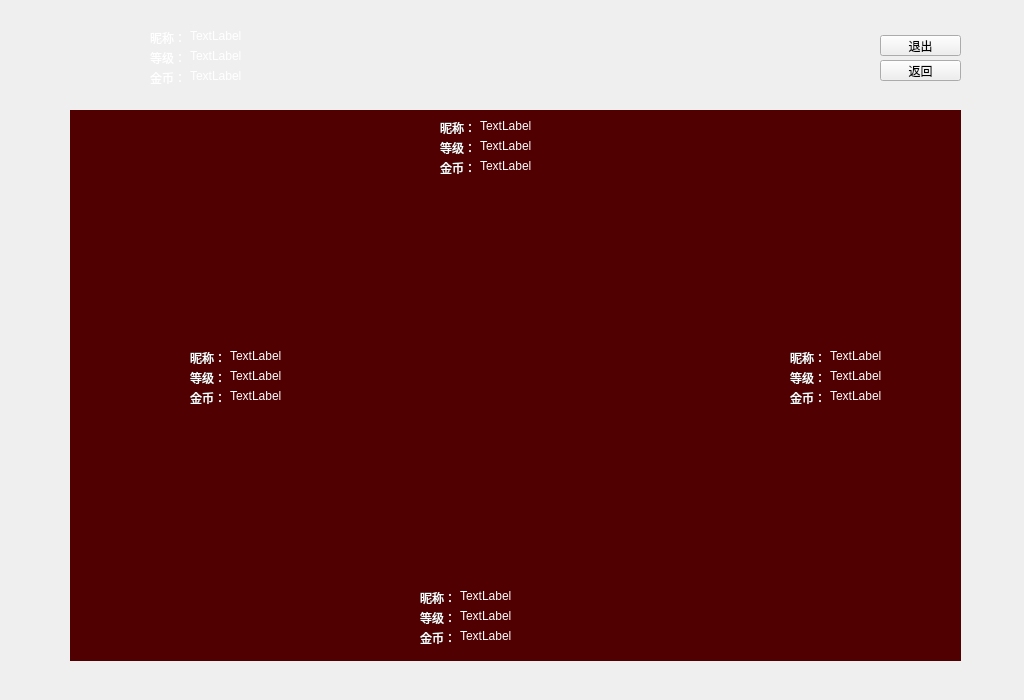
Above: QTProject/Client/zjh.ui from aldenpang/zhajinhua-project before the change. Below: the same form after it.
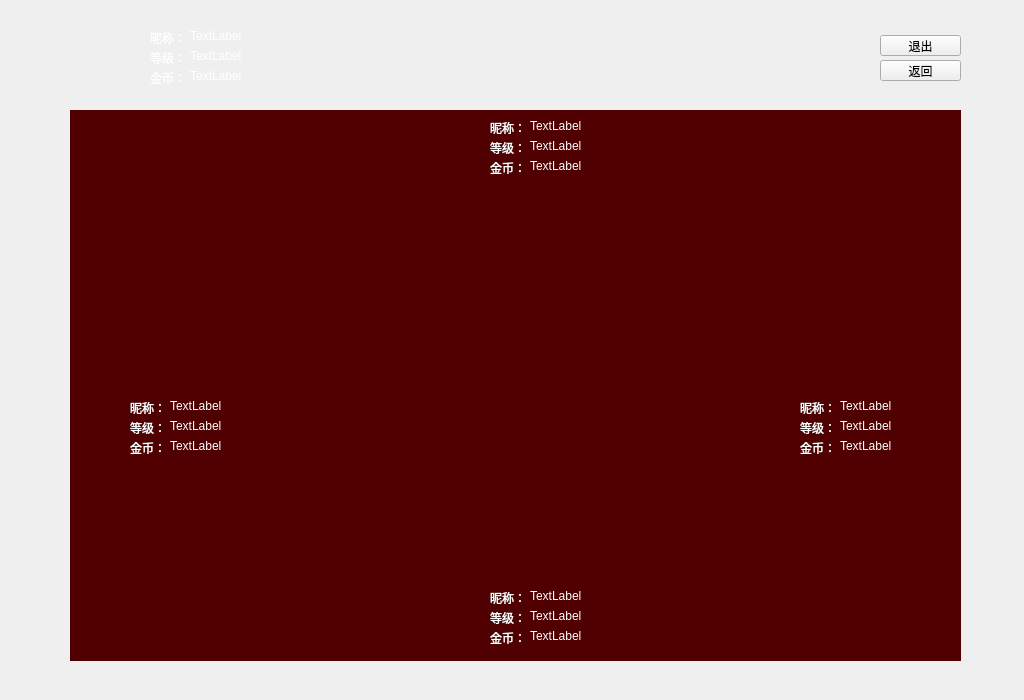
That is the form after the change. Icons and pictures are not drawn.

```diff
--- a/QTProject/Client/zjh.ui
+++ b/QTProject/Client/zjh.ui
@@ -217,7 +217,7 @@
   <widget class="QLabel" name="playerImage_0">
    <property name="geometry">
     <rect>
-     <x>350</x>
+     <x>420</x>
      <y>590</y>
      <width>60</width>
      <height>60</height>
@@ -233,8 +233,8 @@
   <widget class="QLabel" name="playerImage_1">
    <property name="geometry">
     <rect>
-     <x>720</x>
-     <y>350</y>
+     <x>810</x>
+     <y>330</y>
      <width>60</width>
      <height>60</height>
     </rect>
@@ -249,7 +249,7 @@
   <widget class="QLabel" name="playerImage_2">
    <property name="geometry">
     <rect>
-     <x>370</x>
+     <x>420</x>
      <y>120</y>
      <width>60</width>
      <height>60</height>
@@ -265,8 +265,8 @@
   <widget class="QLabel" name="playerImage_3">
    <property name="geometry">
     <rect>
-     <x>120</x>
-     <y>350</y>
+     <x>140</x>
+     <y>330</y>
      <width>60</width>
      <height>60</height>
     </rect>
@@ -281,7 +281,7 @@
   <widget class="QLabel" name="nickName_2">
    <property name="geometry">
     <rect>
-     <x>440</x>
+     <x>490</x>
      <y>120</y>
      <width>31</width>
      <height>16</height>
@@ -294,7 +294,7 @@
   <widget class="QLabel" name="goldCoinText_2">
    <property name="geometry">
     <rect>
-     <x>480</x>
+     <x>530</x>
      <y>160</y>
      <width>54</width>
      <height>12</height>
@@ -307,7 +307,7 @@
   <widget class="QLabel" name="goldCoin_2">
    <property name="geometry">
     <rect>
-     <x>440</x>
+     <x>490</x>
      <y>160</y>
      <width>31</width>
      <height>16</height>
@@ -320,7 +320,7 @@
   <widget class="QLabel" name="nickNameText_2">
    <property name="geometry">
     <rect>
-     <x>480</x>
+     <x>530</x>
      <y>120</y>
      <width>54</width>
      <height>12</height>
@@ -333,7 +333,7 @@
   <widget class="QLabel" name="levelText_2">
    <property name="geometry">
     <rect>
-     <x>480</x>
+     <x>530</x>
      <y>140</y>
      <width>54</width>
      <height>12</height>
@@ -346,7 +346,7 @@
   <widget class="QLabel" name="level_2">
    <property name="geometry">
     <rect>
-     <x>440</x>
+     <x>490</x>
      <y>140</y>
      <width>31</width>
      <height>16</height>
@@ -359,8 +359,8 @@
   <widget class="QLabel" name="goldCoin_1">
    <property name="geometry">
     <rect>
-     <x>790</x>
-     <y>390</y>
+     <x>800</x>
+     <y>440</y>
      <width>31</width>
      <height>16</height>
     </rect>
@@ -372,8 +372,8 @@
   <widget class="QLabel" name="nickName_1">
    <property name="geometry">
     <rect>
-     <x>790</x>
-     <y>350</y>
+     <x>800</x>
+     <y>400</y>
      <width>31</width>
      <height>16</height>
     </rect>
@@ -385,8 +385,8 @@
   <widget class="QLabel" name="level_1">
    <property name="geometry">
     <rect>
-     <x>790</x>
-     <y>370</y>
+     <x>800</x>
+     <y>420</y>
      <width>31</width>
      <height>16</height>
     </rect>
@@ -398,8 +398,8 @@
   <widget class="QLabel" name="nickNameText_1">
    <property name="geometry">
     <rect>
-     <x>830</x>
-     <y>350</y>
+     <x>840</x>
+     <y>400</y>
      <width>54</width>
      <height>12</height>
     </rect>
@@ -411,8 +411,8 @@
   <widget class="QLabel" name="levelText_1">
    <property name="geometry">
     <rect>
-     <x>830</x>
-     <y>370</y>
+     <x>840</x>
+     <y>420</y>
      <width>54</width>
      <height>12</height>
     </rect>
@@ -424,8 +424,8 @@
   <widget class="QLabel" name="goldCoinText_1">
    <property name="geometry">
     <rect>
-     <x>830</x>
-     <y>390</y>
+     <x>840</x>
+     <y>440</y>
      <width>54</width>
      <height>12</height>
     </rect>
@@ -437,8 +437,8 @@
   <widget class="QLabel" name="goldCoin_3">
    <property name="geometry">
     <rect>
-     <x>190</x>
-     <y>390</y>
+     <x>130</x>
+     <y>440</y>
      <width>31</width>
      <height>16</height>
     </rect>
@@ -450,8 +450,8 @@
   <widget class="QLabel" name="nickName_3">
    <property name="geometry">
     <rect>
-     <x>190</x>
-     <y>350</y>
+     <x>130</x>
+     <y>400</y>
      <width>31</width>
      <height>16</height>
     </rect>
@@ -463,8 +463,8 @@
   <widget class="QLabel" name="level_3">
    <property name="geometry">
     <rect>
-     <x>190</x>
-     <y>370</y>
+     <x>130</x>
+     <y>420</y>
      <width>31</width>
      <height>16</height>
     </rect>
@@ -476,8 +476,8 @@
   <widget class="QLabel" name="nickNameText_3">
    <property name="geometry">
     <rect>
-     <x>230</x>
-     <y>350</y>
+     <x>170</x>
+     <y>400</y>
      <width>54</width>
      <height>12</height>
     </rect>
@@ -489,8 +489,8 @@
   <widget class="QLabel" name="levelText_3">
    <property name="geometry">
     <rect>
-     <x>230</x>
-     <y>370</y>
+     <x>170</x>
+     <y>420</y>
      <width>54</width>
      <height>12</height>
     </rect>
@@ -502,8 +502,8 @@
   <widget class="QLabel" name="goldCoinText_3">
    <property name="geometry">
     <rect>
-     <x>230</x>
-     <y>390</y>
+     <x>170</x>
+     <y>440</y>
      <width>54</width>
      <height>12</height>
     </rect>
@@ -515,7 +515,7 @@
   <widget class="QLabel" name="goldCoin_0">
    <property name="geometry">
     <rect>
-     <x>420</x>
+     <x>490</x>
      <y>630</y>
      <width>31</width>
      <height>16</height>
@@ -528,7 +528,7 @@
   <widget class="QLabel" name="nickName_0">
    <property name="geometry">
     <rect>
-     <x>420</x>
+     <x>490</x>
      <y>590</y>
      <width>31</width>
      <height>16</height>
@@ -541,7 +541,7 @@
   <widget class="QLabel" name="level_0">
    <property name="geometry">
     <rect>
-     <x>420</x>
+     <x>490</x>
      <y>610</y>
      <width>31</width>
      <height>16</height>
@@ -554,7 +554,7 @@
   <widget class="QLabel" name="nickNameText_0">
    <property name="geometry">
     <rect>
-     <x>460</x>
+     <x>530</x>
      <y>590</y>
      <width>54</width>
      <height>12</height>
@@ -567,7 +567,7 @@
   <widget class="QLabel" name="levelText_0">
    <property name="geometry">
     <rect>
-     <x>460</x>
+     <x>530</x>
      <y>610</y>
      <width>54</width>
      <height>12</height>
@@ -580,7 +580,7 @@
   <widget class="QLabel" name="goldCoinText_0">
    <property name="geometry">
     <rect>
-     <x>460</x>
+     <x>530</x>
      <y>630</y>
      <width>54</width>
      <height>12</height>
```
Left out of the diff: 242 changed lines with no effect on the pictures.
